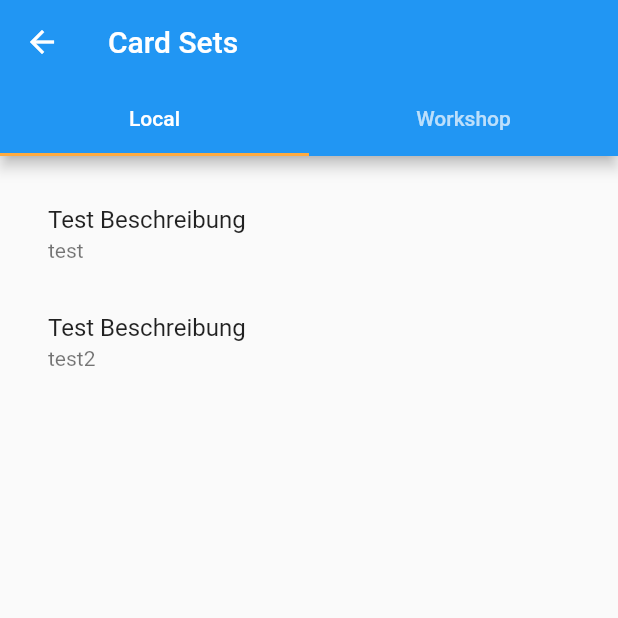
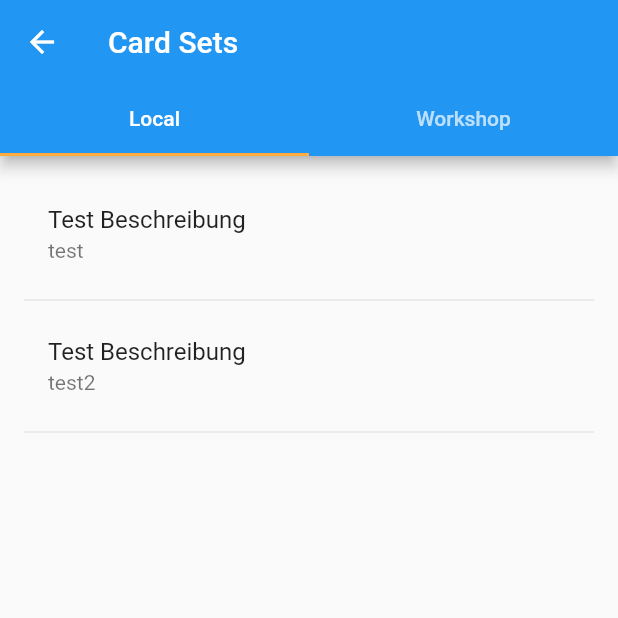
Before and after one commit to dasanten/YourDrinkinggame, a Flutter app: the screen it shows after launch, after a tap on "KARTEN SETS", on a phone screen of 412 x 824 dp, the top half of it. Run offline on Flutter 3.47's test engine with Material 2 defaults, Android fonts, the phone set to English and light mode, and no system bars.

Commit message:
added assets folder + changed cardSet List

```diff
--- a/flutter_frontend/your_drinking_game_app/lib/cardSetsView/local/LocalCardSetsView.dart
+++ b/flutter_frontend/your_drinking_game_app/lib/cardSetsView/local/LocalCardSetsView.dart
@@ -40,7 +40,12 @@ class _LocalCardSetsView extends State<LocalCardSetsView> {
       itemCount: cardSetList.length,
       padding: EdgeInsets.all(16.0),
       itemBuilder: (context, i) {
-        return _buildCardSet(cardSetList[i]);
+        return Column(
+          children: [
+            _buildCardSet(cardSetList[i]),
+            Divider(),
+          ],
+        );
       },
     );
   }
--- a/flutter_frontend/your_drinking_game_app/lib/main.dart
+++ b/flutter_frontend/your_drinking_game_app/lib/main.dart
@@ -35,7 +35,7 @@ class Menu extends StatelessWidget {
           mainAxisAlignment: MainAxisAlignment.start,
           children: [
             Image.asset(
-              'images/logoTransparent.jpg',
+              'assets/images/logoTransparent.jpg',
               width: 300,
               height: 300,
             ),
--- a/flutter_frontend/your_drinking_game_app/pubspec.yaml
+++ b/flutter_frontend/your_drinking_game_app/pubspec.yaml
@@ -23,6 +23,7 @@ environment:
 dependencies:
   flutter:
     sdk: flutter
+  sqflite: ^1.3.0
 
 
   # The following adds the Cupertino Icons font to your application.
@@ -44,7 +45,7 @@ flutter:
   # the material Icons class.
   uses-material-design: true
   assets:
-    - images/logoTransparent.jpg
+    - assets/images/logoTransparent.jpg
   # To add assets to your application, add an assets section, like this:
   # assets:
   #   - images/a_dot_burr.jpeg
```
Also changed, not shown: flutter_frontend/your_drinking_game_app/assets/images/logoTransparent.jpg (renamed from flutter_frontend/your_drinking_game_app/images/logoTransparent.jpg), 1 other file.
